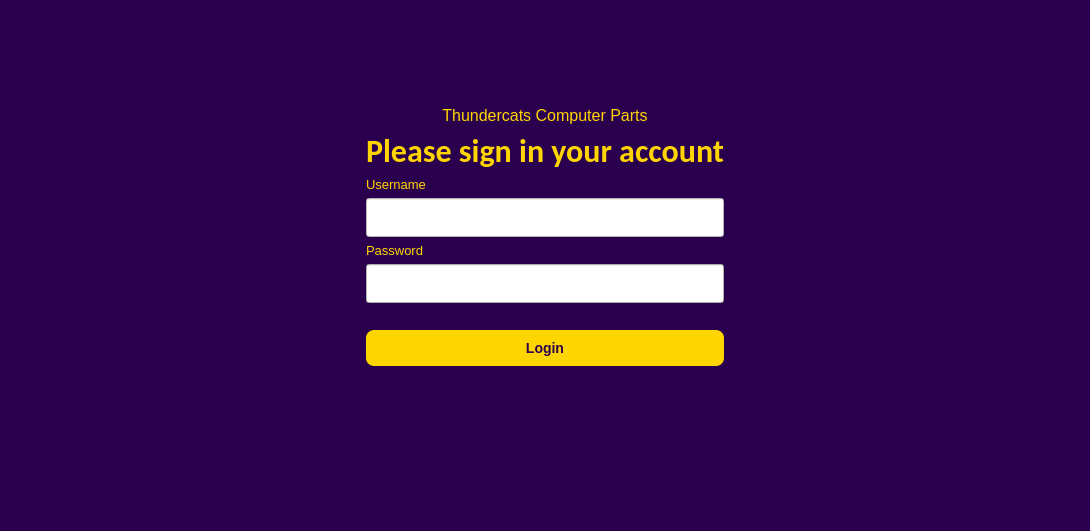
The window that UI/LoginUI.ui (codenoobie25/ThunderCats) describes before a commit, drawn with Qt 5.
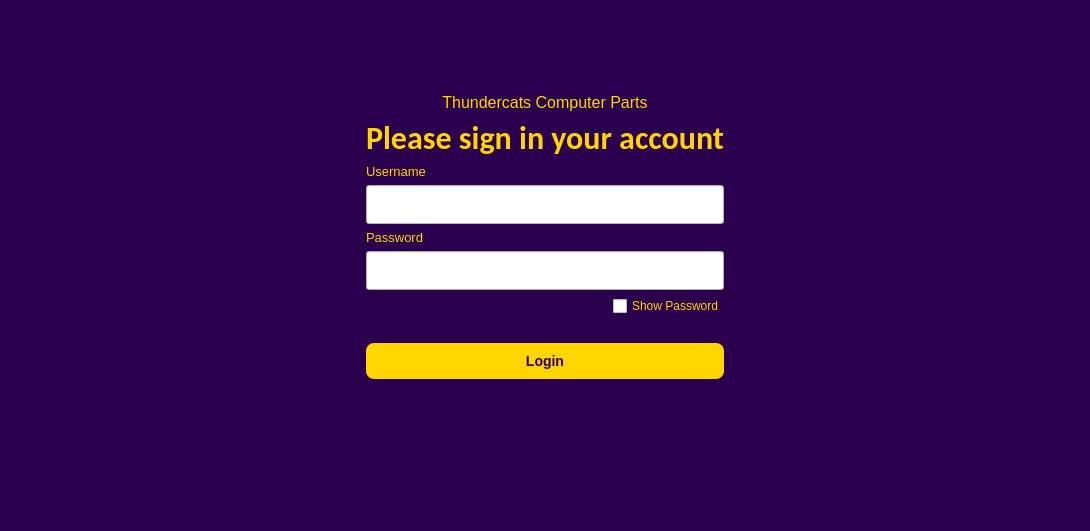
The same window after the commit. Icons and pictures are not drawn.

Patch:
```diff
--- a/UI/LoginUI.ui
+++ b/UI/LoginUI.ui
@@ -1116,6 +1116,33 @@
        </property>
       </widget>
      </item>
+     <item>
+      <layout class="QHBoxLayout" name="horizontalLayout_2">
+       <item>
+        <spacer name="horizontalSpacer_3">
+         <property name="orientation">
+          <enum>Qt::Orientation::Horizontal</enum>
+         </property>
+         <property name="sizeHint" stdset="0">
+          <size>
+           <width>40</width>
+           <height>20</height>
+          </size>
+         </property>
+        </spacer>
+       </item>
+       <item>
+        <widget class="QCheckBox" name="showpassword">
+         <property name="styleSheet">
+          <string notr="true">color:#ffd500;</string>
+         </property>
+         <property name="text">
+          <string>Show Password</string>
+         </property>
+        </widget>
+       </item>
+      </layout>
+     </item>
      <item>
       <widget class="QLabel" name="Login_Tracking">
        <property name="font">
```
